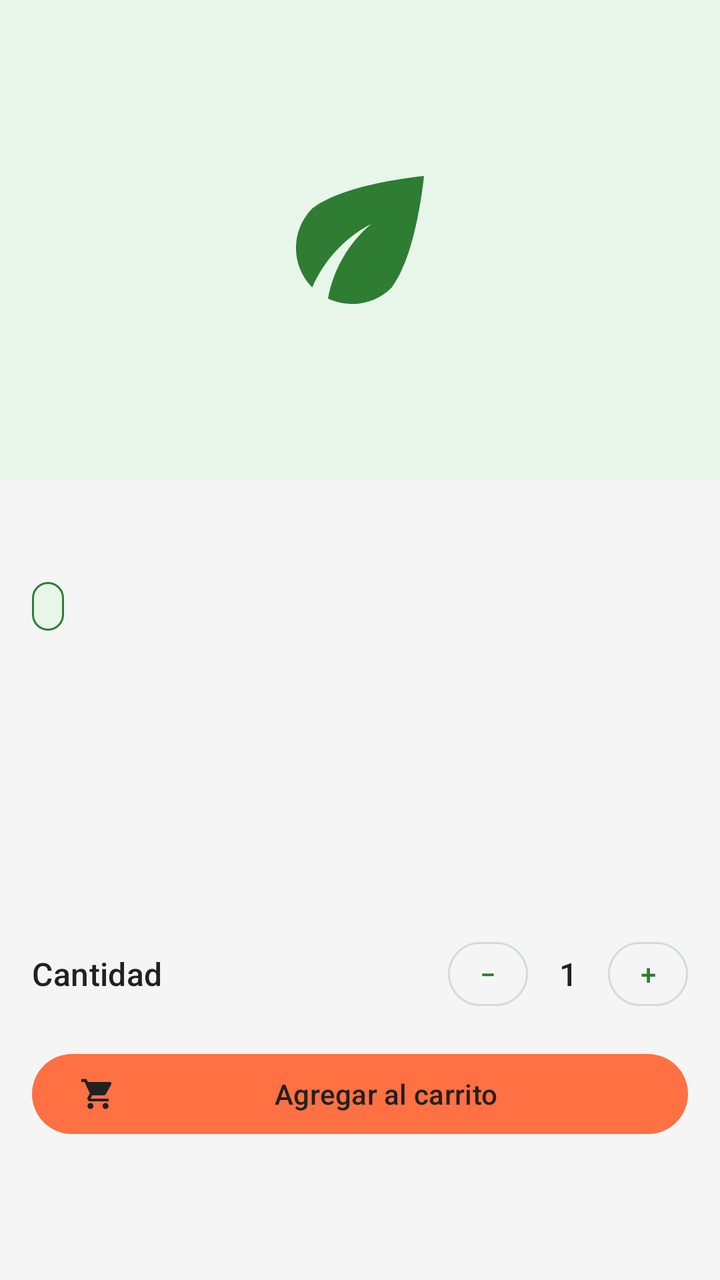
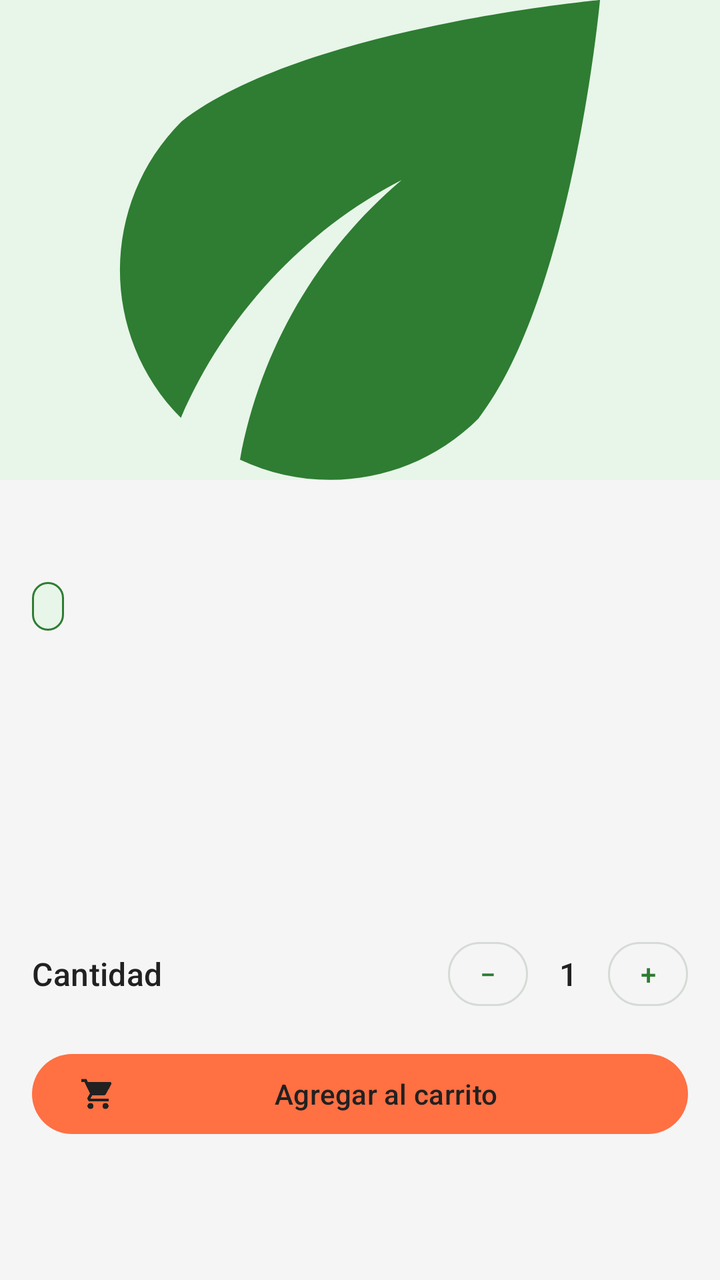

An Android layout rendered at two revisions. The XML below is the earlier revision; the diff shows what the commit changed to produce the second picture.
<!-- AndroidManifest.xml: application theme Theme.EcoMarket -->
<!-- res/layout/fragment_product_detail.xml -->
<?xml version="1.0" encoding="utf-8"?>
<androidx.core.widget.NestedScrollView xmlns:android="http://schemas.android.com/apk/res/android"
    xmlns:app="http://schemas.android.com/apk/res-auto"
   
    android:layout_width="match_parent"
    android:layout_height="match_parent">

    <LinearLayout
        android:layout_width="match_parent"
        android:layout_height="wrap_content"
        android:orientation="vertical">

        <FrameLayout
            android:layout_width="match_parent"
            android:layout_height="@dimen/product_detail_image_height"
            android:background="@color/eco_green_surface">

            <ImageView
                android:layout_width="96dp"
                android:layout_height="96dp"
                android:layout_gravity="center"
                android:contentDescription="@string/cd_product_image"
                android:src="@drawable/ic_eco"
                app:tint="@color/eco_green" />
        </FrameLayout>

        <LinearLayout
            android:layout_width="match_parent"
            android:layout_height="wrap_content"
            android:orientation="vertical"
            android:padding="@dimen/space_m">

            <TextView
                android:id="@+id/txtDetailName"
                android:layout_width="match_parent"
                android:layout_height="wrap_content"
                android:textAppearance="@style/Text.Title" />

            <TextView
                android:id="@+id/txtDetailCategory"
                android:layout_width="wrap_content"
                android:layout_height="wrap_content"
                android:layout_marginTop="@dimen/space_s"
                android:background="@drawable/bg_badge_active"
                android:paddingStart="@dimen/space_s"
                android:paddingTop="@dimen/space_xs"
                android:paddingEnd="@dimen/space_s"
                android:paddingBottom="@dimen/space_xs"
                android:textAppearance="@style/Text.Caption"
                android:textColor="@color/eco_green_dark" />

            <TextView
                android:id="@+id/txtDetailPrice"
                android:layout_width="match_parent"
                android:layout_height="wrap_content"
                android:layout_marginTop="@dimen/space_m"
                android:textAppearance="@style/Text.Display"
                android:textColor="@color/eco_green" />

            <TextView
                android:id="@+id/txtDetailProducer"
                android:layout_width="match_parent"
                android:layout_height="wrap_content"
                android:layout_marginTop="@dimen/space_xs"
                android:textAppearance="@style/Text.Body" />

            <TextView
                android:id="@+id/txtDetailStock"
                android:layout_width="match_parent"
                android:layout_height="wrap_content"
                android:textAppearance="@style/Text.Caption" />

            <TextView
                android:id="@+id/txtDetailDescription"
                android:layout_width="match_parent"
                android:layout_height="wrap_content"
                android:layout_marginTop="@dimen/space_m"
                android:textAppearance="@style/Text.Body" />

            <LinearLayout
                android:layout_width="match_parent"
                android:layout_height="wrap_content"
                android:layout_marginTop="@dimen/space_l"
                android:gravity="center_vertical"
                android:orientation="horizontal">

                <TextView
                    android:layout_width="0dp"
                    android:layout_height="wrap_content"
                    android:layout_weight="1"
                    android:text="@string/detail_quantity"
                    android:textAppearance="@style/Text.Subtitle" />

                <com.google.android.material.button.MaterialButton
                    android:id="@+id/btnDetailMinus"
                    style="@style/Widget.Material3.Button.IconButton.Outlined"
                    android:layout_width="40dp"
                    android:layout_height="40dp"
                    android:insetLeft="0dp"
                    android:insetRight="0dp"
                    android:padding="0dp"
                    android:text="−"
                    android:textColor="@color/eco_green" />

                <TextView
                    android:id="@+id/txtDetailQty"
                    android:layout_width="40dp"
                    android:layout_height="wrap_content"
                    android:gravity="center"
                    android:text="1"
                    android:textAppearance="@style/Text.Subtitle" />

                <com.google.android.material.button.MaterialButton
                    android:id="@+id/btnDetailPlus"
                    style="@style/Widget.Material3.Button.IconButton.Outlined"
                    android:layout_width="40dp"
                    android:layout_height="40dp"
                    android:insetLeft="0dp"
                    android:insetRight="0dp"
                    android:padding="0dp"
                    android:text="+"
                    android:textColor="@color/eco_green" />
            </LinearLayout>

            <com.google.android.material.button.MaterialButton
                android:id="@+id/btnDetailAdd"
                style="@style/Button.Accent"
                android:layout_width="match_parent"
                android:layout_height="wrap_content"
                android:layout_marginTop="@dimen/space_m"
                android:text="@string/detail_add_cart"
                app:icon="@drawable/ic_cart"
                app:iconTint="@color/eco_text_primary" />
        </LinearLayout>
    </LinearLayout>
</androidx.core.widget.NestedScrollView>
<!-- resources referenced by this layout -->
<resources>
  <color name="eco_green">#2E7D32</color>
  <color name="eco_green_dark">#1B5E20</color>
  <color name="eco_green_surface">#E8F5E9</color>
  <color name="eco_text_primary">#212121</color>
  <dimen name="product_detail_image_height">240dp</dimen>
  <dimen name="space_l">24dp</dimen>
  <dimen name="space_m">16dp</dimen>
  <dimen name="space_s">8dp</dimen>
  <dimen name="space_xs">4dp</dimen>
  <!-- drawable bg_badge_active (drawable) -->
  <?xml version="1.0" encoding="utf-8"?>
  <shape xmlns:android="http://schemas.android.com/apk/res/android" android:shape="rectangle">
      <solid android:color="@color/eco_green_surface" />
      <stroke android:width="@dimen/stroke_thin" android:color="@color/eco_green" />
      <corners android:radius="12dp" />
  </shape>
  <!-- drawable ic_eco (drawable) -->
  <?xml version="1.0" encoding="utf-8"?>
  <vector xmlns:android="http://schemas.android.com/apk/res/android"
      android:width="24dp"
      android:height="24dp"
      android:tint="?attr/colorControlNormal"
      android:viewportWidth="24"
      android:viewportHeight="24">
      <path
          android:fillColor="@android:color/white"
          android:pathData="M6.05,8.05c-2.73,2.73 -2.73,7.15 -0.02,9.88 1.47,-3.4 4.09,-6.24 7.36,-7.93 -2.77,2.34 -4.71,5.61 -5.39,9.32 2.6,1.23 5.8,0.78 7.95,-1.37C19.1,13.88 20,4 20,4S10.12,4.9 6.05,8.05z" />
  </vector>
  <string name="cd_product_image">Imagen del producto</string>
  <string name="detail_add_cart">Agregar al carrito</string>
  <string name="detail_quantity">Cantidad</string>
  <style name="Button.Accent" parent="Button.Primary">
          <item name="backgroundTint">@color/eco_orange</item>
          <item name="android:textColor">@color/eco_text_primary</item>
      </style>
  <style name="Text.Body" parent="TextAppearance.Material3.BodyMedium">
          <item name="android:textSize">@dimen/text_body</item>
          <item name="android:textColor">@color/eco_text_primary</item>
      </style>
  <style name="Text.Caption" parent="TextAppearance.Material3.BodySmall">
          <item name="android:textSize">@dimen/text_caption</item>
          <item name="android:textColor">@color/eco_text_secondary</item>
      </style>
  <style name="Text.Display" parent="TextAppearance.Material3.HeadlineMedium">
          <item name="android:textSize">@dimen/text_display</item>
          <item name="android:textStyle">bold</item>
          <item name="android:textColor">@color/eco_text_primary</item>
      </style>
  <style name="Text.Subtitle" parent="TextAppearance.Material3.TitleMedium">
          <item name="android:textSize">@dimen/text_subtitle</item>
          <item name="android:fontFamily">sans-serif-medium</item>
          <item name="android:textColor">@color/eco_text_primary</item>
      </style>
  <style name="Text.Title" parent="TextAppearance.Material3.TitleLarge">
          <item name="android:textSize">@dimen/text_title</item>
          <item name="android:textStyle">bold</item>
          <item name="android:textColor">@color/eco_text_primary</item>
      </style>
  <dimen name="stroke_thin">1dp</dimen>
  <color name="eco_orange">#FF7043</color>
  <dimen name="text_body">14sp</dimen>
  <dimen name="text_caption">12sp</dimen>
  <color name="eco_text_secondary">#5F6B62</color>
  <dimen name="text_display">28sp</dimen>
  <dimen name="text_subtitle">16sp</dimen>
  <dimen name="text_title">20sp</dimen>
  <color name="eco_white">#FFFFFF</color>
  <color name="eco_green_light">#A5D6A7</color>
  <color name="eco_background">#FFFFFF</color>
  <color name="eco_gray_border">#D5DBD6</color>
  <color name="eco_error">#C62828</color>
  <color name="eco_gray_light">#F5F5F5</color>
  <dimen name="radius_button">24dp</dimen>
  <!-- unchanged entries left out for length: 3 -->
</resources>

<!-- the commit's change to res/layout/fragment_product_detail.xml (unified diff, before → after) -->
@@ -10,19 +10,13 @@
         android:layout_height="wrap_content"
         android:orientation="vertical">
 
-        <FrameLayout
+        <ImageView
+            android:id="@+id/imgDetail"
             android:layout_width="match_parent"
             android:layout_height="@dimen/product_detail_image_height"
-            android:background="@color/eco_green_surface">
-
-            <ImageView
-                android:layout_width="96dp"
-                android:layout_height="96dp"
-                android:layout_gravity="center"
-                android:contentDescription="@string/cd_product_image"
-                android:src="@drawable/ic_eco"
-                app:tint="@color/eco_green" />
-        </FrameLayout>
+            android:contentDescription="@string/cd_product_image"
+            android:scaleType="centerCrop"
+            android:src="@drawable/ic_product_placeholder" />
 
         <LinearLayout
             android:layout_width="match_parent"
<!-- resource entries referenced after the edit -->
@@ -16,18 +16,29 @@
       <stroke android:width="@dimen/stroke_thin" android:color="@color/eco_green" />
       <corners android:radius="12dp" />
   </shape>
-  <!-- drawable ic_eco (drawable) -->
+  <!-- drawable ic_product_placeholder (drawable) -->
   <?xml version="1.0" encoding="utf-8"?>
-  <vector xmlns:android="http://schemas.android.com/apk/res/android"
-      android:width="24dp"
-      android:height="24dp"
-      android:tint="?attr/colorControlNormal"
-      android:viewportWidth="24"
-      android:viewportHeight="24">
-      <path
-          android:fillColor="@android:color/white"
-          android:pathData="M6.05,8.05c-2.73,2.73 -2.73,7.15 -0.02,9.88 1.47,-3.4 4.09,-6.24 7.36,-7.93 -2.77,2.34 -4.71,5.61 -5.39,9.32 2.6,1.23 5.8,0.78 7.95,-1.37C19.1,13.88 20,4 20,4S10.12,4.9 6.05,8.05z" />
-  </vector>
+  <layer-list xmlns:android="http://schemas.android.com/apk/res/android">
+      <item>
+          <shape android:shape="rectangle">
+              <solid android:color="@color/eco_green_surface" />
+          </shape>
+      </item>
+      <item
+          android:width="56dp"
+          android:height="56dp"
+          android:gravity="center">
+          <vector
+              android:width="24dp"
+              android:height="24dp"
+              android:viewportWidth="24"
+              android:viewportHeight="24">
+              <path
+                  android:fillColor="@color/eco_green"
+                  android:pathData="M6.05,8.05c-2.73,2.73 -2.73,7.15 -0.02,9.88 1.47,-3.4 4.09,-6.24 7.36,-7.93 -2.77,2.34 -4.71,5.61 -5.39,9.32 2.6,1.23 5.8,0.78 7.95,-1.37C19.1,13.88 20,4 20,4S10.12,4.9 6.05,8.05z" />
+          </vector>
+      </item>
+  </layer-list>
   <string name="cd_product_image">Imagen del producto</string>
   <string name="detail_add_cart">Agregar al carrito</string>
   <string name="detail_quantity">Cantidad</string>
